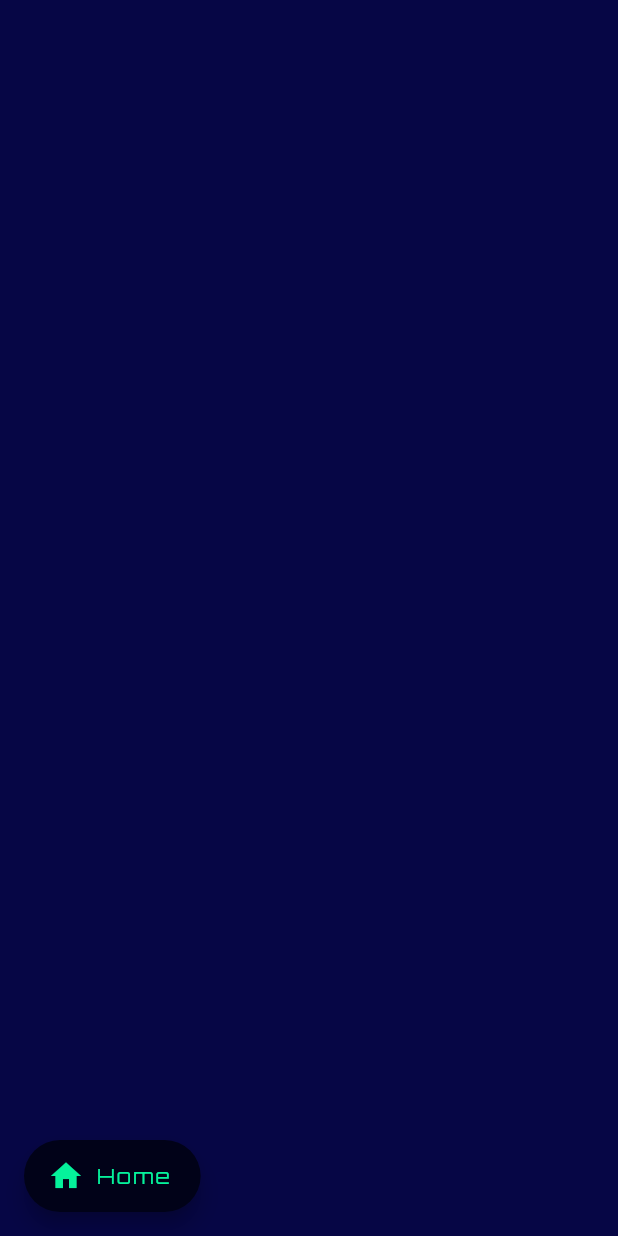
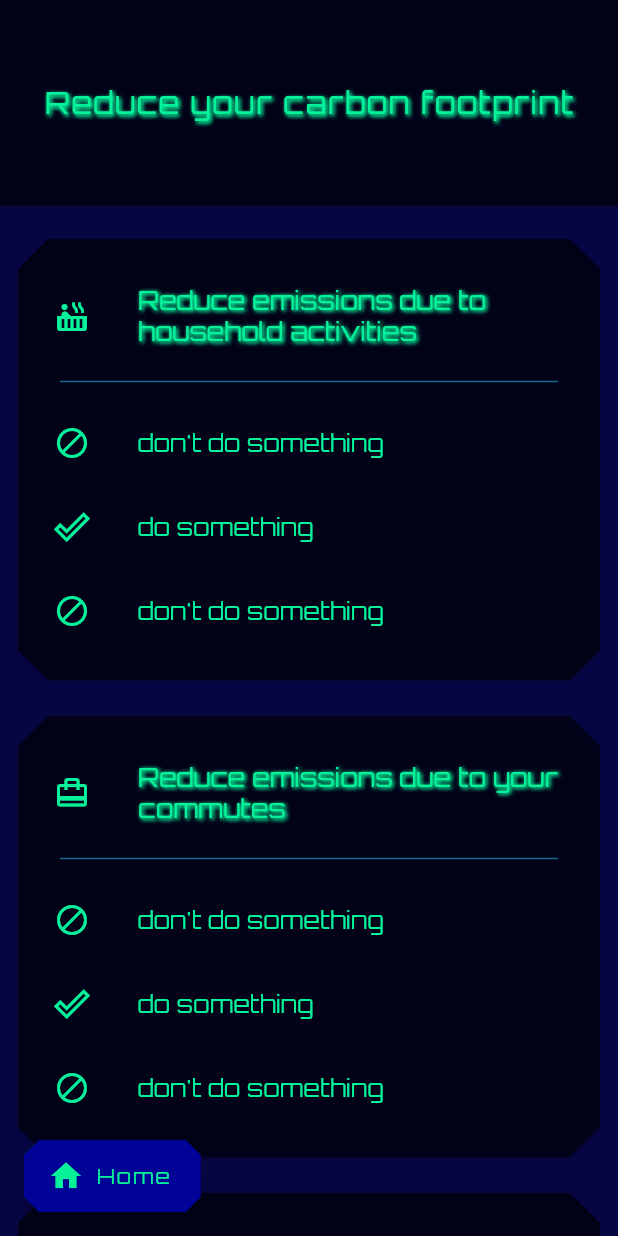
Before and after one commit to suvnshr/C1O2, a Flutter app: the ReduceEmissionScreen screen opened by its route, on a phone screen of 412 x 824 dp. Run offline on Flutter 3.47's test engine with Material 2 defaults, Android fonts, the phone set to English and light mode, and no system bars; our stand-ins replace flare_flutter, flutter_xlider; missing offline and left inert: flare_dart.

Commit message:
Created main UI

```diff
--- a/lib/screens/reduce/reduce_screen.dart
+++ b/lib/screens/reduce/reduce_screen.dart
@@ -5,18 +5,191 @@ import 'package:flutter/material.dart';
 class ReduceEmissionScreen extends StatelessWidget {
   static final routeName = "/reduce-carbon-footprint";
 
+  List<Widget> getWidgetTree() {
+    List reduceCarbonFootPrintmsgs = [
+      {
+        'icon': Icons.hot_tub,
+        'title': 'Reduce emissions due to household activities',
+        'options': [
+          {
+            'icon': Icons.do_not_disturb_alt,
+            'message': 'don\'t do something',
+          },
+          {
+            'icon': Icons.done_outline,
+            'message': 'do something',
+          },
+          {
+            'icon': Icons.do_not_disturb_alt,
+            'message': 'don\'t do something',
+          },
+        ]
+      },
+      {
+        'icon': Icons.card_travel,
+        'title': 'Reduce emissions due to your commutes',
+        'options': [
+          {
+            'icon': Icons.do_not_disturb_alt,
+            'message': 'don\'t do something',
+          },
+          {
+            'icon': Icons.done_outline,
+            'message': 'do something',
+          },
+          {
+            'icon': Icons.do_not_disturb_alt,
+            'message': 'don\'t do something',
+          },
+        ]
+      },
+      {
+        'icon': Icons.fastfood,
+        'title': 'Reduce emissions due to food activities',
+        'options': [
+          {
+            'icon': Icons.do_not_disturb_alt,
+            'message': 'don\'t do something',
+          },
+          {
+            'icon': Icons.done_outline,
+            'message': 'do something',
+          },
+          {
+            'icon': Icons.do_not_disturb_alt,
+            'message': 'don\'t do something',
+          },
+        ]
+      },
+    ];
+
+    List<Widget> parentWidgetTree = [];
+
+    for (var reduceEmissionData in reduceCarbonFootPrintmsgs) {
+      List<Widget> widgetTree = [];
+
+      widgetTree.add(
+        SizedBox(
+          height: 15,
+        ),
+      );
+
+      Widget cardHeader = ListTile(
+        leading: Icon(
+          reduceEmissionData['icon'],
+          color: ColorPallete.color3,
+        ),
+        title: CoolText(
+          reduceEmissionData['title'],
+          fontSize: 17,
+        ),
+      );
+
+      widgetTree.add(cardHeader);
+
+      List<Widget> sectionDivider = [
+        SizedBox(
+          height: 8,
+        ),
+        Padding(
+          padding: const EdgeInsets.symmetric(horizontal: 20),
+          child: Divider(
+            thickness: 1,
+            color: ColorPallete.color6,
+          ),
+        ),
+        SizedBox(
+          height: 5,
+        ),
+      ];
+
+      widgetTree = [...widgetTree, ...sectionDivider];
+
+      for (var option in reduceEmissionData['options']) {
+        Widget optionWidget = ListTile(
+          leading: Icon(
+            option['icon'],
+            color: ColorPallete.color3,
+          ),
+          title: Text(
+            option['message'],
+            style: TextStyle(
+              color: ColorPallete.color3,
+            ),
+          ),
+        );
+
+        widgetTree.add(optionWidget);
+      }
+
+      widgetTree.add(
+        SizedBox(
+          height: 10,
+        ),
+      );
+
+      Widget parentWidget = Container(
+        padding: EdgeInsets.all(8),
+        width: double.infinity,
+        child: Card(
+          shape: BeveledRectangleBorder(
+            borderRadius: BorderRadius.circular(20),
+          ),
+          color: ColorPallete.cardBackground,
+          child: Padding(
+            padding: const EdgeInsets.all(8.0),
+            child: Column(
+              mainAxisAlignment: MainAxisAlignment.start,
+              crossAxisAlignment: CrossAxisAlignment.start,
+              children: widgetTree,
+            ),
+          ),
+        ),
+      );
+
+      parentWidgetTree.add(parentWidget);
+    }
+
+    return parentWidgetTree;
+  }
+
   @override
   Widget build(BuildContext context) {
     return Scaffold(
       backgroundColor: ColorPallete.background,
       body: SingleChildScrollView(
         child: Column(
-          children: [],
+          children: [
+            Container(
+              color: ColorPallete.cardBackground,
+              child: SizedBox(
+                height: MediaQuery.of(context).size.height / 6,
+                width: double.infinity,
+                child: Center(
+                  child: CoolText(
+                    "Reduce your carbon footprint",
+                    fontSize: 20,
+                    letterSpacing: 1.1,
+                  ),
+                ),
+              ),
+            ),
+            SizedBox(
+              height: 10,
+            ),
+            ...getWidgetTree(),
+            SizedBox(
+              height: 100,
+            ),
+          ],
         ),
       ),
       floatingActionButtonLocation: FloatingActionButtonLocation.startFloat,
       floatingActionButton: FloatingActionButton.extended(
-        backgroundColor: ColorPallete.cardBackground,
+        shape: BeveledRectangleBorder(
+          borderRadius: BorderRadius.circular(10),
+        ),
+        backgroundColor: ColorPallete.cardBackground.withBlue(150),
         onPressed: () {},
         label: Text(
           "Home",
```
